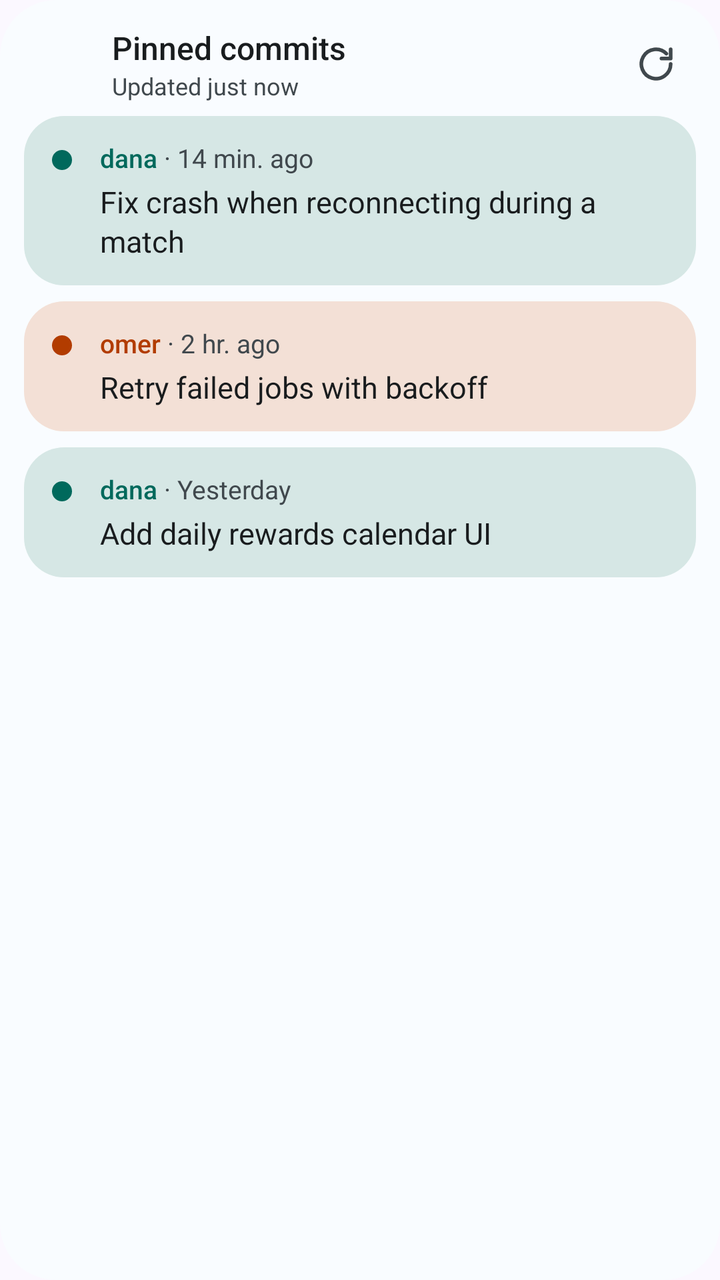
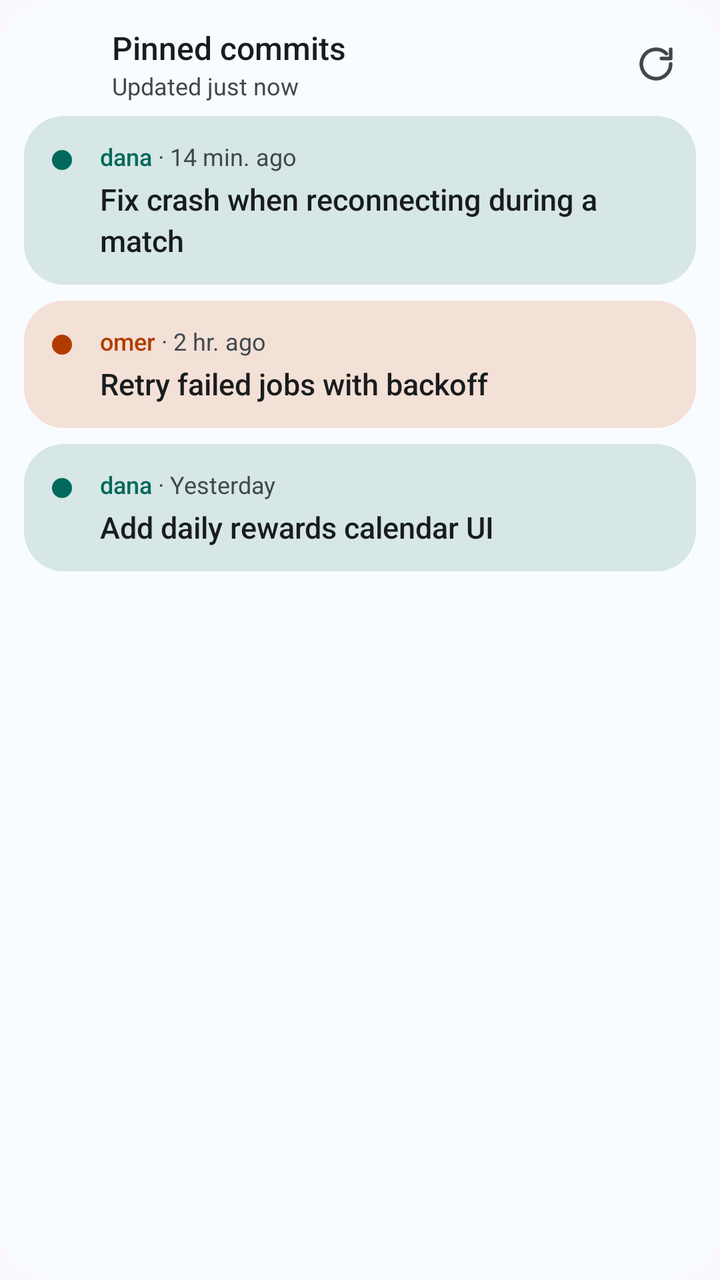

Before-and-after screenshots of an Android layout around one commit, followed by the original layout XML and the change that was made.
<!-- AndroidManifest.xml: application theme AppTheme -->
<!-- res/layout/widget_preview.xml -->
<?xml version="1.0" encoding="utf-8"?>
<LinearLayout xmlns:android="http://schemas.android.com/apk/res/android"
    android:id="@android:id/background"
    android:layout_width="match_parent"
    android:layout_height="match_parent"
    android:background="@drawable/widget_bg"
    android:clipToOutline="true"
    android:orientation="vertical"
    android:paddingHorizontal="12dp"
    android:paddingTop="12dp"
    android:paddingBottom="6dp">

    <LinearLayout
        
        android:layout_width="match_parent"
        android:layout_height="wrap_content"
        android:gravity="center_vertical"
        android:minHeight="40dp"
        android:orientation="horizontal"
        android:paddingStart="8dp"
        android:paddingBottom="6dp">

        <ImageView
            android:layout_width="26dp"
            android:layout_height="26dp"
            android:layout_marginEnd="10dp"
            android:importantForAccessibility="no"
            android:src="@mipmap/ic_launcher" />

        <LinearLayout
            android:layout_width="0dp"
            android:layout_height="wrap_content"
            android:layout_weight="1"
            android:orientation="vertical">

            <TextView
                
                android:layout_width="wrap_content"
                android:layout_height="wrap_content"
                android:ellipsize="end"
                android:maxLines="1"
                android:fontFamily="sans-serif-medium"
                android:text="@string/widget_title"
                android:textColor="@color/widget_text"
                android:textSize="16sp" />

            <TextView
                android:text="Updated just now"
                android:layout_width="wrap_content"
                android:layout_height="wrap_content"
                android:ellipsize="end"
                android:maxLines="1"
                android:textColor="@color/widget_text_muted"
                android:textSize="12sp" />
        </LinearLayout>

        <ImageButton
            
            android:layout_width="40dp"
            android:layout_height="40dp"
            android:background="?android:attr/selectableItemBackgroundBorderless"
            android:contentDescription="@string/refresh"
            android:src="@drawable/ic_refresh" />
    </LinearLayout>

    <FrameLayout
        android:layout_width="match_parent"
        android:layout_height="0dp"
        android:layout_weight="1">

        <LinearLayout android:layout_width="match_parent" android:layout_height="wrap_content" android:orientation="vertical">
<LinearLayout
    android:layout_width="match_parent"
    android:layout_height="wrap_content"
    android:layout_marginBottom="8dp"
    android:background="@drawable/widget_row_bg"
    android:backgroundTint="#D6E7E5"
    android:orientation="horizontal"
    android:paddingHorizontal="14dp"
    android:paddingVertical="12dp">

    <ImageView
        android:tint="#00695C"
        android:layout_width="10dp"
        android:layout_height="10dp"
        android:layout_marginTop="5dp"
        android:layout_marginEnd="14dp"
        android:importantForAccessibility="no"
        android:src="@drawable/author_dot" />

    <LinearLayout
        android:layout_width="0dp"
        android:layout_height="wrap_content"
        android:layout_weight="1"
        android:orientation="vertical">

        <LinearLayout
            android:layout_width="match_parent"
            android:layout_height="wrap_content"
            android:baselineAligned="true"
            android:orientation="horizontal">

            <TextView
                android:text="dana"
                android:textColor="#00695C"
                android:layout_width="wrap_content"
                android:layout_height="wrap_content"
                android:ellipsize="end"
                android:fontFamily="sans-serif-medium"
                android:maxLines="1"
                android:textSize="13sp" />

            <TextView
                android:text=" · 14 min. ago"
                android:layout_width="wrap_content"
                android:layout_height="wrap_content"
                android:maxLines="1"
                android:textColor="@color/widget_text_muted"
                android:textSize="13sp" />

            <TextView
                android:text=""
                android:layout_width="0dp"
                android:layout_height="wrap_content"
                android:layout_marginStart="10dp"
                android:layout_weight="1"
                android:ellipsize="end"
                android:gravity="end"
                android:maxLines="1"
                android:textColor="@color/widget_text_muted"
                android:textSize="12sp" />
        </LinearLayout>

        <TextView
            android:text="Fix crash when reconnecting during a match"
            android:layout_width="match_parent"
            android:layout_height="wrap_content"
            android:layout_marginTop="3dp"
            android:ellipsize="end"
            android:lineSpacingExtra="2dp"
            android:maxLines="2"
            android:textColor="@color/widget_text"
            android:textSize="15sp" />
    </LinearLayout>
</LinearLayout>

<LinearLayout
    android:layout_width="match_parent"
    android:layout_height="wrap_content"
    android:layout_marginBottom="8dp"
    android:background="@drawable/widget_row_bg"
    android:backgroundTint="#F3E0D6"
    android:orientation="horizontal"
    android:paddingHorizontal="14dp"
    android:paddingVertical="12dp">

    <ImageView
        android:tint="#B23C00"
        android:layout_width="10dp"
        android:layout_height="10dp"
        android:layout_marginTop="5dp"
        android:layout_marginEnd="14dp"
        android:importantForAccessibility="no"
        android:src="@drawable/author_dot" />

    <LinearLayout
        android:layout_width="0dp"
        android:layout_height="wrap_content"
        android:layout_weight="1"
        android:orientation="vertical">

        <LinearLayout
            android:layout_width="match_parent"
            android:layout_height="wrap_content"
            android:baselineAligned="true"
            android:orientation="horizontal">

            <TextView
                android:text="omer"
                android:textColor="#B23C00"
                android:layout_width="wrap_content"
                android:layout_height="wrap_content"
                android:ellipsize="end"
                android:fontFamily="sans-serif-medium"
                android:maxLines="1"
                android:textSize="13sp" />

            <TextView
                android:text=" · 2 hr. ago"
                android:layout_width="wrap_content"
                android:layout_height="wrap_content"
                android:maxLines="1"
                android:textColor="@color/widget_text_muted"
                android:textSize="13sp" />

            <TextView
                android:text=""
                android:layout_width="0dp"
                android:layout_height="wrap_content"
                android:layout_marginStart="10dp"
                android:layout_weight="1"
                android:ellipsize="end"
                android:gravity="end"
                android:maxLines="1"
                android:textColor="@color/widget_text_muted"
                android:textSize="12sp" />
        </LinearLayout>

        <TextView
            android:text="Retry failed jobs with backoff"
            android:layout_width="match_parent"
            android:layout_height="wrap_content"
            android:layout_marginTop="3dp"
            android:ellipsize="end"
            android:lineSpacingExtra="2dp"
            android:maxLines="2"
            android:textColor="@color/widget_text"
            android:textSize="15sp" />
    </LinearLayout>
</LinearLayout>

<LinearLayout
    android:layout_width="match_parent"
    android:layout_height="wrap_content"
    android:layout_marginBottom="8dp"
    android:background="@drawable/widget_row_bg"
    android:backgroundTint="#D6E7E5"
    android:orientation="horizontal"
    android:paddingHorizontal="14dp"
    android:paddingVertical="12dp">

    <ImageView
        android:tint="#00695C"
        android:layout_width="10dp"
        android:layout_height="10dp"
        android:layout_marginTop="5dp"
        android:layout_marginEnd="14dp"
        android:importantForAccessibility="no"
        android:src="@drawable/author_dot" />

    <LinearLayout
        android:layout_width="0dp"
        android:layout_height="wrap_content"
        android:layout_weight="1"
        android:orientation="vertical">

        <LinearLayout
            android:layout_width="match_parent"
            android:layout_height="wrap_content"
            android:baselineAligned="true"
            android:orientation="horizontal">

            <TextView
                android:text="dana"
                android:textColor="#00695C"
                android:layout_width="wrap_content"
                android:layout_height="wrap_content"
                android:ellipsize="end"
                android:fontFamily="sans-serif-medium"
                android:maxLines="1"
                android:textSize="13sp" />

            <TextView
                android:text=" · Yesterday"
                android:layout_width="wrap_content"
                android:layout_height="wrap_content"
                android:maxLines="1"
                android:textColor="@color/widget_text_muted"
                android:textSize="13sp" />

            <TextView
                android:text=""
                android:layout_width="0dp"
                android:layout_height="wrap_content"
                android:layout_marginStart="10dp"
                android:layout_weight="1"
                android:ellipsize="end"
                android:gravity="end"
                android:maxLines="1"
                android:textColor="@color/widget_text_muted"
                android:textSize="12sp" />
        </LinearLayout>

        <TextView
            android:text="Add daily rewards calendar UI"
            android:layout_width="match_parent"
            android:layout_height="wrap_content"
            android:layout_marginTop="3dp"
            android:ellipsize="end"
            android:lineSpacingExtra="2dp"
            android:maxLines="2"
            android:textColor="@color/widget_text"
            android:textSize="15sp" />
    </LinearLayout>
</LinearLayout>

        </LinearLayout>
    </FrameLayout>
</LinearLayout>
<!-- resources referenced by this layout -->
<resources>
  <color name="widget_text">@android:color/system_neutral1_900</color>
  <color name="widget_text_muted">@android:color/system_neutral2_700</color>
  <!-- drawable author_dot (drawable) -->
  <?xml version="1.0" encoding="utf-8"?>
  <shape xmlns:android="http://schemas.android.com/apk/res/android" android:shape="oval">
      <solid android:color="#ffffff" />
      <size android:width="10dp" android:height="10dp" />
  </shape>
  <!-- drawable ic_refresh (drawable) -->
  <vector xmlns:android="http://schemas.android.com/apk/res/android"
      android:width="22dp" android:height="22dp" android:viewportWidth="24" android:viewportHeight="24">
      <path android:pathData="M20,12a8,8 0,1 1,-2.34 -5.66M20,4v5h-5"
          android:strokeColor="@color/widget_text_muted" android:strokeWidth="2"
          android:strokeLineCap="round" android:strokeLineJoin="round" />
  </vector>
  <!-- drawable widget_bg (drawable) -->
  <?xml version="1.0" encoding="utf-8"?>
  <shape xmlns:android="http://schemas.android.com/apk/res/android">
      <solid android:color="@color/widget_bg" />
      <corners android:radius="@android:dimen/system_app_widget_background_radius" />
  </shape>
  <!-- drawable widget_row_bg (drawable) -->
  <?xml version="1.0" encoding="utf-8"?>
  <ripple xmlns:android="http://schemas.android.com/apk/res/android" android:color="#26888888">
      <item>
          <shape>
              <solid android:color="@color/widget_row_bg" />
              <corners android:radius="@android:dimen/system_app_widget_inner_radius" />
          </shape>
      </item>
  </ripple>
  <!-- mipmap ic_launcher (mipmap-anydpi-v26) -->
  <?xml version="1.0" encoding="utf-8"?>
  <adaptive-icon xmlns:android="http://schemas.android.com/apk/res/android">
      <background android:drawable="@drawable/ic_launcher_background" />
      <foreground android:drawable="@drawable/ic_launcher_foreground" />
      <monochrome android:drawable="@drawable/ic_launcher_monochrome" />
  </adaptive-icon>
  <string name="refresh">Refresh</string>
  <string name="widget_title">Pinned commits</string>
  <style name="AppTheme" parent="android:Theme.Material.Light.NoActionBar">
          <item name="android:windowBackground">@color/app_bg</item>
      </style>
  <color name="widget_bg">@android:color/system_neutral2_10</color>
  <color name="widget_row_bg">@android:color/system_accent2_100</color>
  <!-- drawable ic_launcher_background (drawable) -->
  <shape xmlns:android="http://schemas.android.com/apk/res/android">
      <gradient android:angle="315" android:startColor="@color/icon_bg_start" android:endColor="@color/icon_bg_end" />
  </shape>
  <!-- drawable ic_launcher_monochrome (drawable) -->
  <vector xmlns:android="http://schemas.android.com/apk/res/android"
      android:width="108dp" android:height="108dp" android:viewportWidth="108" android:viewportHeight="108">
      <group android:scaleX="0.16" android:scaleY="0.16" android:translateX="13.04" android:translateY="13.04">
          <path android:pathData="M196,96v320" android:strokeColor="#ffffff" android:strokeWidth="30" android:strokeLineCap="round" />
          <path android:pathData="M196,300c0,-70 120,-60 120,-130" android:strokeColor="#ffffff" android:strokeWidth="30" android:strokeLineCap="round" />
          <path android:pathData="M144,140a52,52 0,1 0,104 0a52,52 0,1 0,-104 0z" android:fillColor="#ffffff" />
          <path android:pathData="M144,372a52,52 0,1 0,104 0a52,52 0,1 0,-104 0z" android:fillColor="#ffffff" />
          <path android:pathData="M278,160a38,38 0,1 0,76 0a38,38 0,1 0,-76 0z" android:fillColor="#ffffff" />
      </group>
  </vector>
  <color name="app_bg">#fbf8ff</color>
  <color name="icon_bg_start">#7b6cff</color>
  <color name="icon_bg_end">#4338ca</color>
  <!-- unchanged entries left out for length: 1 -->
</resources>

<!-- the commit's change to res/layout/widget_preview.xml (unified diff, before → after) -->
@@ -108,7 +108,7 @@
                 android:ellipsize="end"
                 android:fontFamily="sans-serif-medium"
                 android:maxLines="1"
-                android:textSize="13sp" />
+                android:textSize="12sp" />
 
             <TextView
                 android:text=" · 14 min. ago"
@@ -116,7 +116,7 @@
                 android:layout_height="wrap_content"
                 android:maxLines="1"
                 android:textColor="@color/widget_text_muted"
-                android:textSize="13sp" />
+                android:textSize="12sp" />
 
             <TextView
                 android:text=""
@@ -137,8 +137,9 @@
             android:layout_height="wrap_content"
             android:layout_marginTop="3dp"
             android:ellipsize="end"
-            android:lineSpacingExtra="2dp"
+            android:lineSpacingExtra="3dp"
             android:maxLines="2"
+            android:fontFamily="sans-serif-medium"
             android:textColor="@color/widget_text"
             android:textSize="15sp" />
     </LinearLayout>
@@ -183,7 +184,7 @@
                 android:ellipsize="end"
                 android:fontFamily="sans-serif-medium"
                 android:maxLines="1"
-                android:textSize="13sp" />
+                android:textSize="12sp" />
 
             <TextView
                 android:text=" · 2 hr. ago"
@@ -191,7 +192,7 @@
                 android:layout_height="wrap_content"
                 android:maxLines="1"
                 android:textColor="@color/widget_text_muted"
-                android:textSize="13sp" />
+                android:textSize="12sp" />
 
             <TextView
                 android:text=""
@@ -212,8 +213,9 @@
             android:layout_height="wrap_content"
             android:layout_marginTop="3dp"
             android:ellipsize="end"
-            android:lineSpacingExtra="2dp"
+            android:lineSpacingExtra="3dp"
             android:maxLines="2"
+            android:fontFamily="sans-serif-medium"
             android:textColor="@color/widget_text"
             android:textSize="15sp" />
     </LinearLayout>
@@ -258,7 +260,7 @@
                 android:ellipsize="end"
                 android:fontFamily="sans-serif-medium"
                 android:maxLines="1"
-                android:textSize="13sp" />
+                android:textSize="12sp" />
 
             <TextView
                 android:text=" · Yesterday"
@@ -266,7 +268,7 @@
                 android:layout_height="wrap_content"
                 android:maxLines="1"
                 android:textColor="@color/widget_text_muted"
-                android:textSize="13sp" />
+                android:textSize="12sp" />
 
             <TextView
                 android:text=""
@@ -287,8 +289,9 @@
             android:layout_height="wrap_content"
             android:layout_marginTop="3dp"
             android:ellipsize="end"
-            android:lineSpacingExtra="2dp"
+            android:lineSpacingExtra="3dp"
             android:maxLines="2"
+            android:fontFamily="sans-serif-medium"
             android:textColor="@color/widget_text"
             android:textSize="15sp" />
     </LinearLayout>
